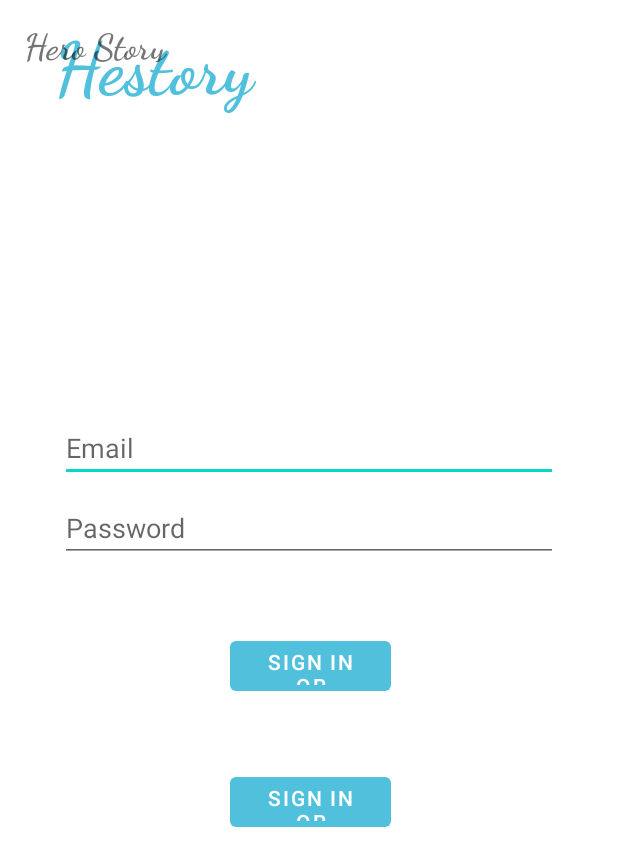
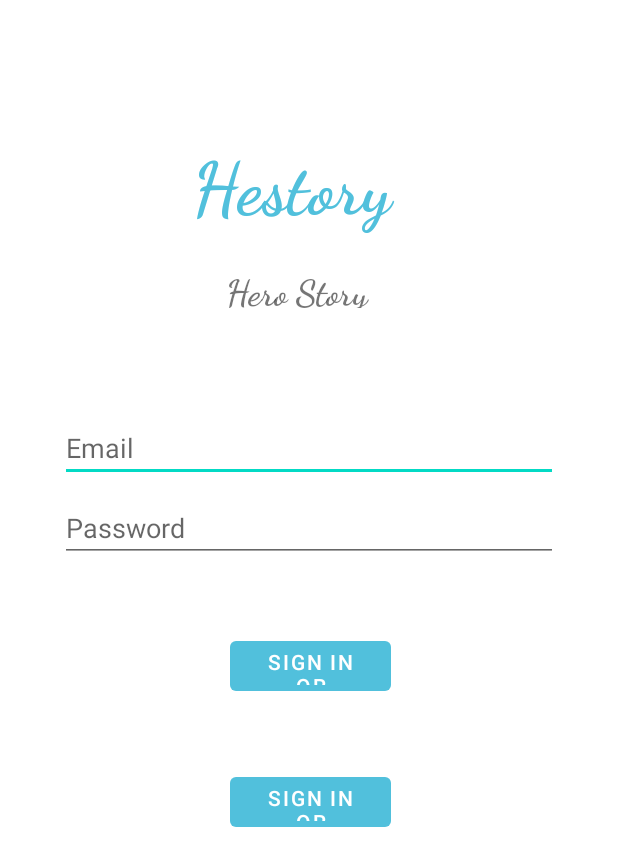
Before and after one commit to romibarel/Hackathon-, an Android app: the LoginActivity screen opened directly, with no data from a screen before it, on a phone screen of 412 x 824 dp. Shown: the top 866 px of the screen. Run offline under Robolectric (Android 15) with nearby library versions, the light colour scheme and no system bars.

Commit message:
first commit

```diff
--- a/app/src/main/res/layout/activity_login.xml
+++ b/app/src/main/res/layout/activity_login.xml
@@ -103,24 +103,30 @@
         android:id="@+id/textView"
         android:layout_width="174dp"
         android:layout_height="84dp"
+        android:layout_marginTop="80dp"
         android:fontFamily="cursive"
         android:text="Hestory"
         android:textAlignment="center"
         android:textColor="#51C0DC"
         android:textSize="48sp"
         android:textStyle="bold"
-        tools:layout_editor_absoluteX="107dp"
-        tools:layout_editor_absoluteY="100dp" />
+        app:layout_constraintEnd_toEndOf="parent"
+        app:layout_constraintHorizontal_bias="0.447"
+        app:layout_constraintStart_toStartOf="parent"
+        app:layout_constraintTop_toTopOf="parent" />
 
     <TextView
         android:id="@+id/textView2"
         android:layout_width="149dp"
         android:layout_height="25dp"
+        android:layout_marginTop="164dp"
         android:fontFamily="cursive"
         android:text="Hero Story"
         android:textSize="24sp"
         android:textStyle="bold"
-        tools:layout_editor_absoluteX="140dp"
-        tools:layout_editor_absoluteY="175dp" />
+        app:layout_constraintEnd_toEndOf="parent"
+        app:layout_constraintHorizontal_bias="0.583"
+        app:layout_constraintStart_toStartOf="parent"
+        app:layout_constraintTop_toTopOf="parent" />
 
 </androidx.constraintlayout.widget.ConstraintLayout>
```
Also changed, not shown: app/src/main/res/layout/activity_register.xml (+5 -2 lines).
